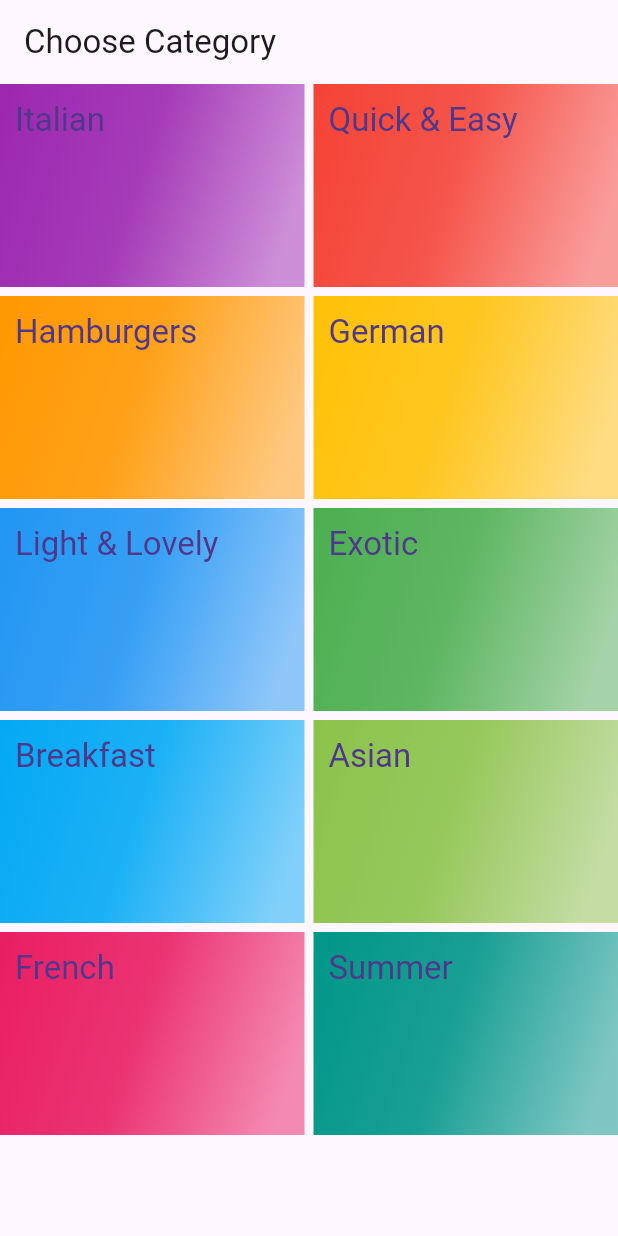
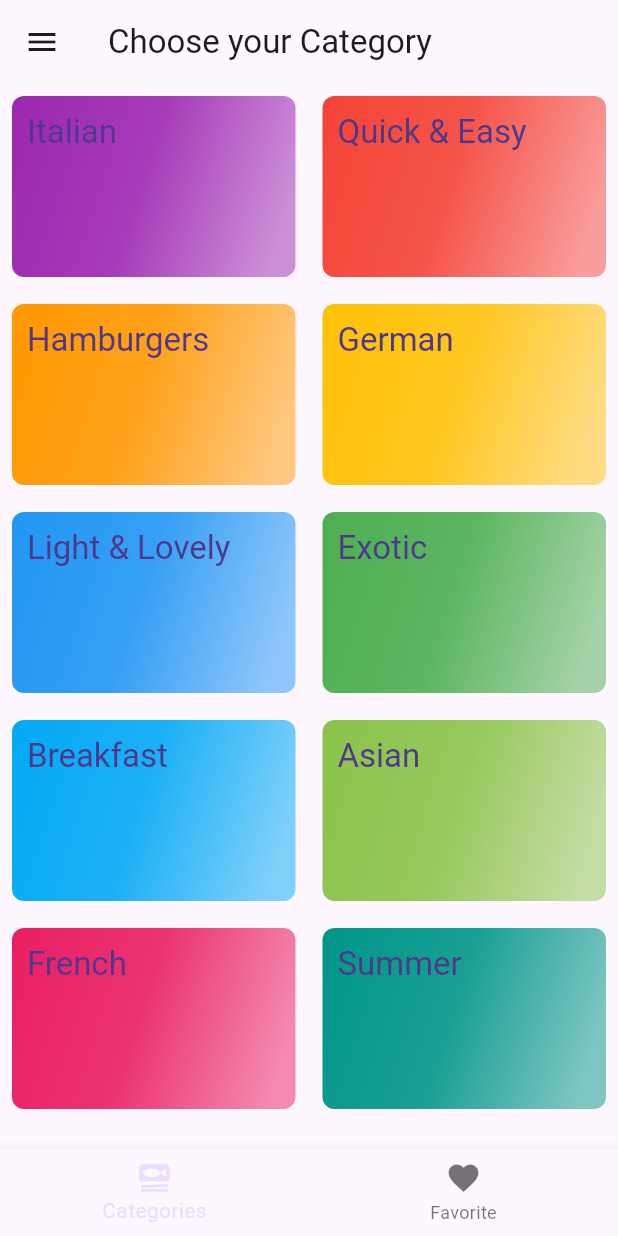
Before and after one commit to ReemHassan578/Flutter_projects, a Flutter app: the screen it shows after launch, on a phone screen of 412 x 824 dp. Run offline on Flutter 3.47's test engine with Material 3 defaults, Android fonts, the phone set to English and light mode, and no system bars; our stand-ins replace fl_chart, google_fonts, transparent_image.

Commit message:
add features to Meals App

```diff
--- a/MealsApp/meals/lib/main.dart
+++ b/MealsApp/meals/lib/main.dart
@@ -1,6 +1,8 @@
 import 'package:flutter/material.dart';
-import 'package:meals/screens/home.dart';
+
 import 'package:google_fonts/google_fonts.dart';
+import 'package:meals/screens/tabs_screen.dart';
+
 
 void main() {
   runApp(const MyApp());
@@ -19,7 +21,7 @@ class MyApp extends StatelessWidget {
         seedColor: Colors.deepPurple,
         brightness: Brightness.dark
       )),
-      home: const Home(),
+      home: const TabsScreen(),
     );
   }
 }
--- a/MealsApp/meals/lib/screens/home.dart
+++ b/MealsApp/meals/lib/screens/home.dart
@@ -1,26 +1,27 @@
 import 'package:flutter/material.dart';
 
 import '../data/dummy_data.dart';
+import '../models/meal.dart';
 import '../widgets/category_grid_item.dart';
 
 class Home extends StatelessWidget {
-  const Home({super.key});
+    final Function(Meal item) toggleFav;
+
+  const Home(this.toggleFav,{super.key, });
 
   @override
   Widget build(BuildContext context) {
     return Scaffold(
-      appBar: AppBar(
-        title: const Text('Choose Category'),
-      ),
+
       body: GridView(
         gridDelegate: const SliverGridDelegateWithFixedCrossAxisCount(
           crossAxisCount: 2,
           childAspectRatio: 3/2,
-          crossAxisSpacing: 6,
-          mainAxisSpacing: 6,
+          crossAxisSpacing:2 ,
+          mainAxisSpacing: 2,
 
         ),
-        children:[ for(final i in availableCategories) CategoryGridItem(i) ]
+        children:[ for(final i in availableCategories) CategoryGridItem(i,toggleFav) ]
       ),
     );
   }
--- /dev/null
+++ b/MealsApp/meals/lib/screens/tabs_screen.dart
@@ -0,0 +1,80 @@
+import 'package:flutter/material.dart';
+import 'package:meals/screens/meals_screen.dart';
+
+import '../models/meal.dart';
+import '../widgets/main_drawer.dart';
+import 'home.dart';
+
+class TabsScreen extends StatefulWidget {
+  const TabsScreen({super.key});
+
+  @override
+  State<TabsScreen> createState() => _TabsScreenState();
+}
+
+class _TabsScreenState extends State<TabsScreen> {
+int curScreen=0;
+String curTitle='Choose your Category';
+final List<Meal> fav=[];
+
+void showinfo(String con)
+{   ScaffoldMessenger.of(context).clearSnackBars();
+
+  SnackBar infobar=SnackBar(content: Text(con),);
+  ScaffoldMessenger.of(context).showSnackBar(infobar);
+}
+void toggleFav(Meal item)
+{
+
+  if (fav.contains(item)) {
+    setState(() {
+    fav.remove(item);
+  });
+      showinfo('${item.name} is removed from favorites');
+
+  }
+  else {
+    setState(() {
+    fav.add(item);
+  } );
+  showinfo('${item.name} is added to favorites');
+
+
+  }
+
+
+}
+
+  @override
+  Widget build(BuildContext context) {
+    return Scaffold(
+      drawer: const MainDrawer(),
+
+      appBar: AppBar(
+        title:  Text(curTitle),
+      ),
+      body: curScreen==0?  Home(toggleFav) :  MealsScreen( fav,toggleFav),
+      bottomNavigationBar: BottomNavigationBar(
+        currentIndex: curScreen,
+        onTap:(value) {
+          setState(() {
+            curScreen=value;
+            curTitle= value==0 ?'Categories' : 'Favorites' ;
+
+          });
+        } ,
+        selectedItemColor:
+            Theme.of(context).colorScheme.primaryContainer.withOpacity(1),
+        items: const [
+
+          BottomNavigationBarItem(
+              icon: Icon(Icons.set_meal), label: 'Categories'),
+               BottomNavigationBarItem(
+            icon: Icon(Icons.favorite),
+            label: 'Favorite',
+          ),
+        ],
+      ),
+    );
+  }
+}
--- a/MealsApp/meals/lib/widgets/category_grid_item.dart
+++ b/MealsApp/meals/lib/widgets/category_grid_item.dart
@@ -7,7 +7,9 @@ import '../models/meal.dart';
 
 class CategoryGridItem extends StatelessWidget {
   final Category cat;
-  const CategoryGridItem(this.cat, {super.key});
+  const CategoryGridItem(this.cat,this.toggleFav, {super.key});
+    final Function(Meal item) toggleFav;
+
 
   @override
   Widget build(BuildContext context) {
@@ -17,12 +19,13 @@ class CategoryGridItem extends StatelessWidget {
           return element.categories.contains(cat.id);
          }).toList();
         Navigator.of(context).push(MaterialPageRoute(builder: (ctx) {
-          return MealsScreen(cat.name,lis);
+          return MealsScreen(lis,toggleFav,title:cat.name);
         },));
       },
       child: Container(
         padding: const EdgeInsets.all(10),
-        decoration: BoxDecoration(
+        margin:const EdgeInsets.all(8),
+        decoration: BoxDecoration(borderRadius:BorderRadius.circular(8) ,
             gradient: LinearGradient(colors: [
           cat.color,
          cat.color.withOpacity(0.9), cat.color.withOpacity(0.5),
```
Also changed, not shown: MealsApp/meals/lib/screens/meal_details_screen.dart (added, +76 -0 lines), MealsApp/meals/lib/screens/meals_screen.dart (+17 -4 lines), MealsApp/meals/lib/widgets/main_drawer.dart (added, +38 -0 lines), MealsApp/meals/lib/widgets/meal_item.dart (+26 -10 lines).
